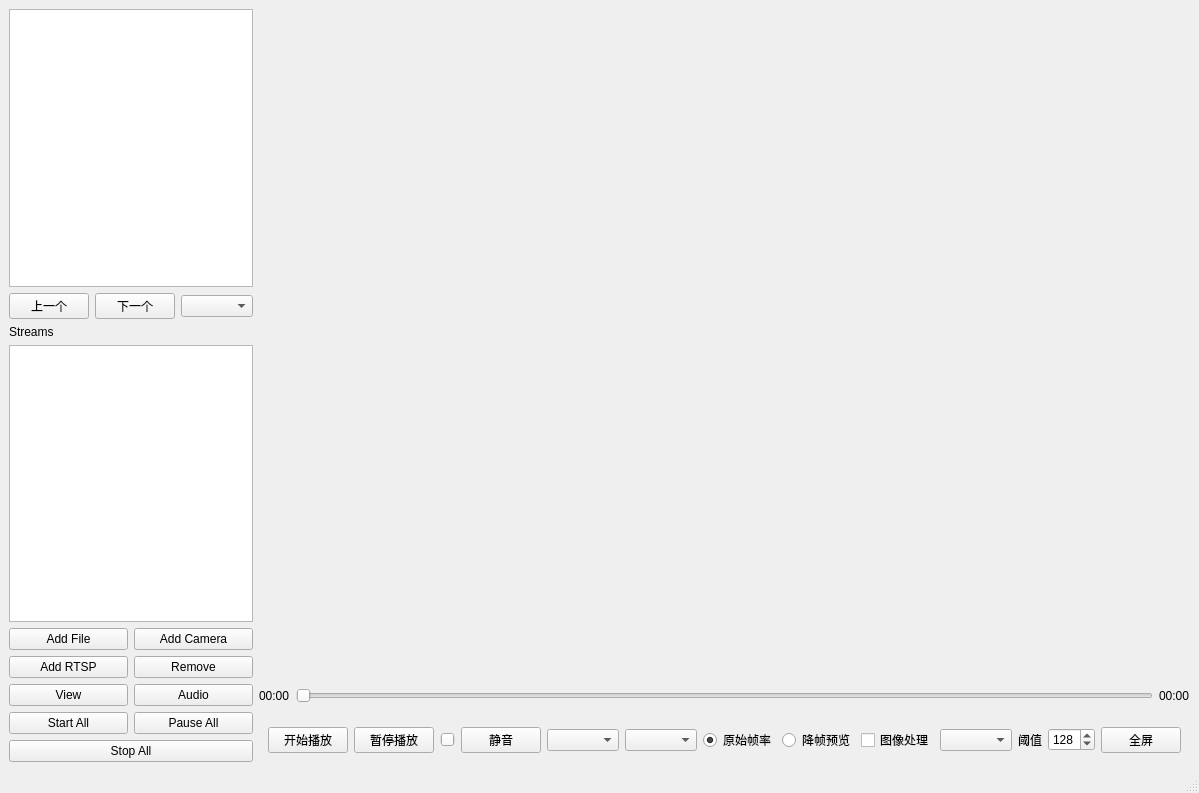
Old version of the form src/ui/mainwindow.ui in the repository xyhez/TinyVideoProcessor.
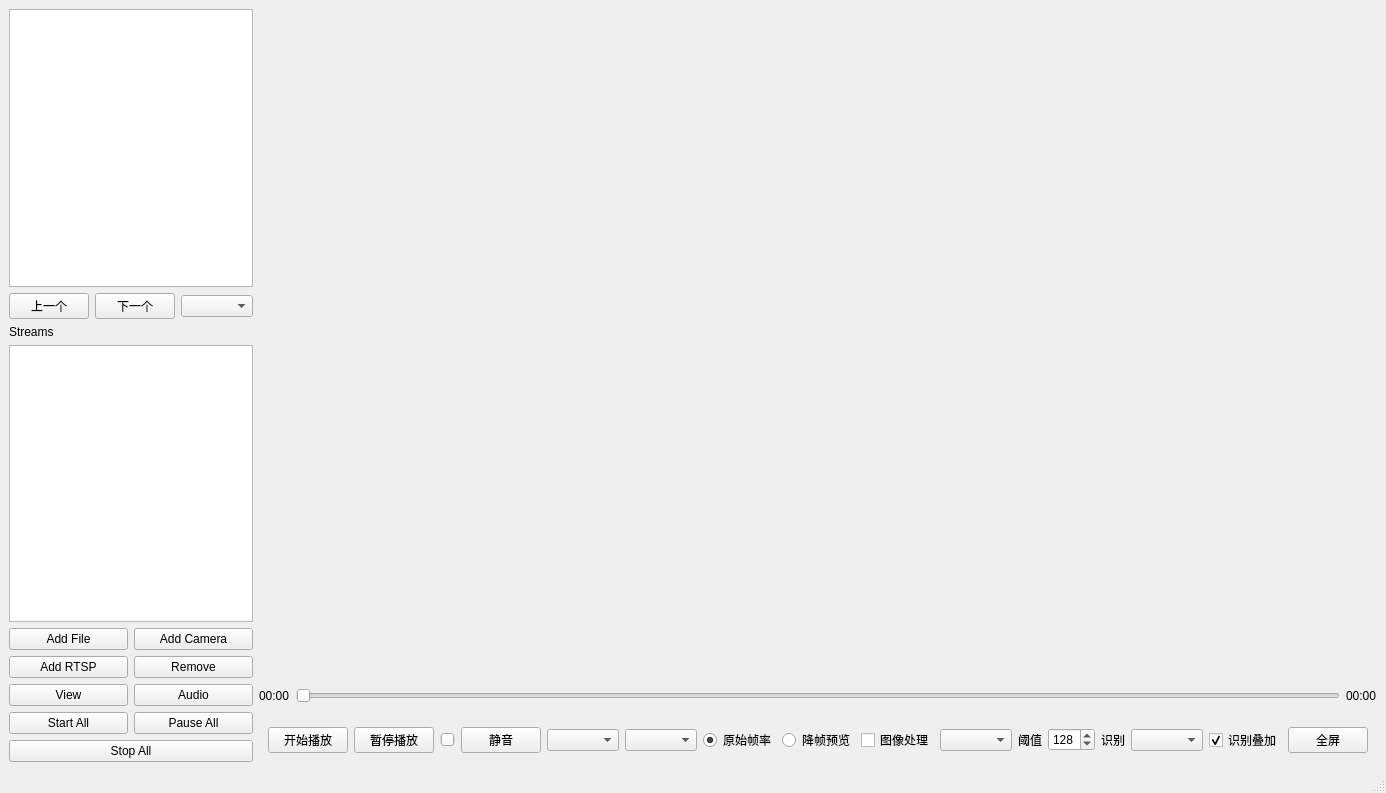
New version of the form.

Commit message:
feat: 接入视觉分析 UI 控制
  - MediaPlayController 暴露 AvailableVisionPipelineIds / SetActiveVisionPipeline
    / SetVisionOverlayEnabled 等接口
  - Controller 转发 ActiveVisionPipelineChanged / VisionPipelineStartupFailed
    / VisionOverlayEnabledChanged 信号
  - 主窗口增加"识别"下拉框,按 AvailableVisionPipelineIds 动态填充,第一项为"关闭"
  - 主窗口增加"识别叠加"开关,联动视觉结果绘制
  - MultiStreamManager 支持 SetVisionOverlayEnabled,新增流自动应用当前 overlay 状态
  - Startup 失败时 UI 弹出 QMessageBox 错误提示
  - 移除 Phase 7.6.1 临时激活 opencv-contour 的 hardcode
  - 保持 UI 不直接访问 IVisionPipeline 和 VisionFrame

```diff
--- a/src/ui/mainwindow.ui
+++ b/src/ui/mainwindow.ui
@@ -257,6 +257,26 @@
            </property>
           </widget>
          </item>
+         <item>
+          <widget class="QLabel" name="label_visionPipeline">
+           <property name="text">
+            <string>识别</string>
+           </property>
+          </widget>
+         </item>
+         <item>
+          <widget class="QComboBox" name="comboBox_visionPipeline"/>
+         </item>
+         <item>
+          <widget class="QCheckBox" name="checkBox_visionOverlay">
+           <property name="text">
+            <string>识别叠加</string>
+           </property>
+           <property name="checked">
+            <bool>true</bool>
+           </property>
+          </widget>
+         </item>
          <item>
           <widget class="QPushButton" name="pushButton_fullscreen">
            <property name="text">
```
The commit also changes 7 other files.
